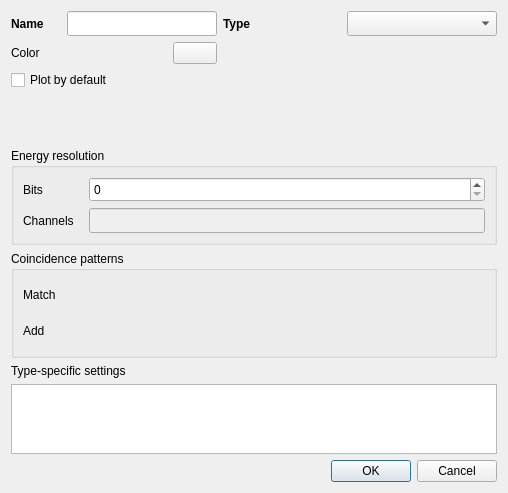
usnistgov/qpx-gamma, file forms/dialog_spectrum_template.ui: the form before one commit.
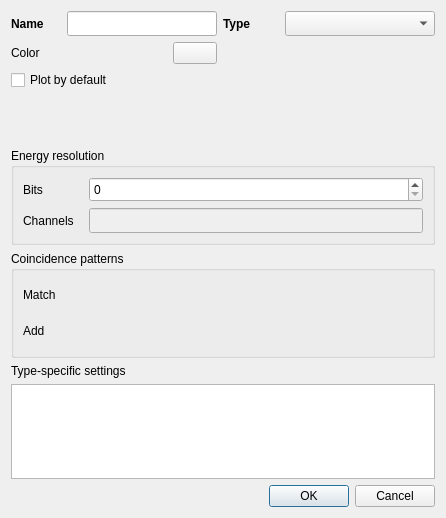
The form after the commit. Icons and pictures are not drawn. Custom widgets are drawn as their Qt base class.

```diff
--- a/forms/dialog_spectrum_template.ui
+++ b/forms/dialog_spectrum_template.ui
@@ -9,8 +9,8 @@
    <rect>
     <x>0</x>
     <y>0</y>
-    <width>508</width>
-    <height>478</height>
+    <width>446</width>
+    <height>518</height>
    </rect>
   </property>
   <property name="focusPolicy">
```
